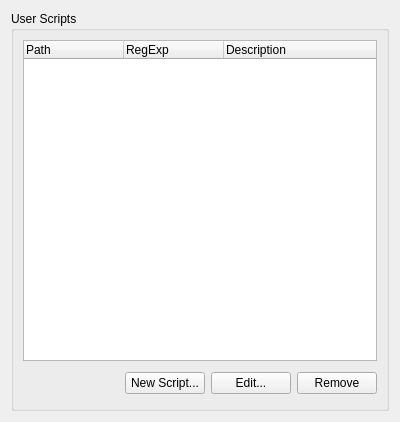
Old version of the form transfer-plugins/contentfetch/dlgcontentfetchsettingwidget.ui in the repository KDE/kget.
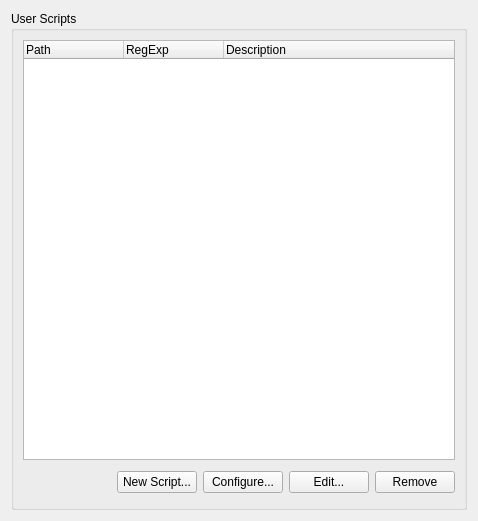
New version of the form.

Commit message: * Implement the per-script-configuration widget.   ** Allow script-developer to load home-made ui with the help of   pyqt/pykde.   ** Script-developer must implement configureScript() function to start   the configure stuff(ui).   ** Script-developer must implement configurationAccepted() function as   a slot, it will be called when user press 'ok' from the ui (saving   settings etc..).

The edit to the form file:
```diff
--- a/transfer-plugins/contentfetch/dlgcontentfetchsettingwidget.ui
+++ b/transfer-plugins/contentfetch/dlgcontentfetchsettingwidget.ui
@@ -5,8 +5,8 @@
    <rect>
     <x>0</x>
     <y>0</y>
-    <width>400</width>
-    <height>422</height>
+    <width>478</width>
+    <height>521</height>
    </rect>
   </property>
   <layout class="QVBoxLayout" >
@@ -37,6 +37,13 @@
           </property>
          </widget>
         </item>
+        <item>
+         <widget class="QPushButton" name="configureScriptButton" >
+          <property name="text" >
+           <string>Configure...</string>
+          </property>
+         </widget>
+        </item>
         <item>
          <widget class="QPushButton" name="editScriptButton" >
           <property name="text" >
```
The commit also changes 2 other files.
